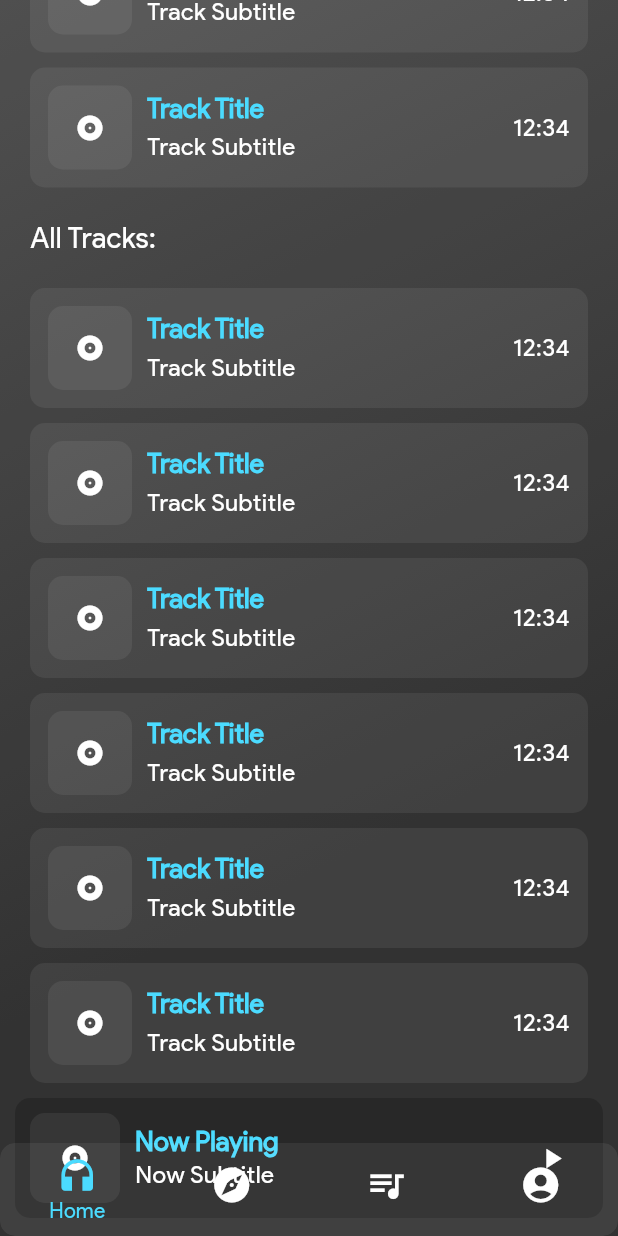
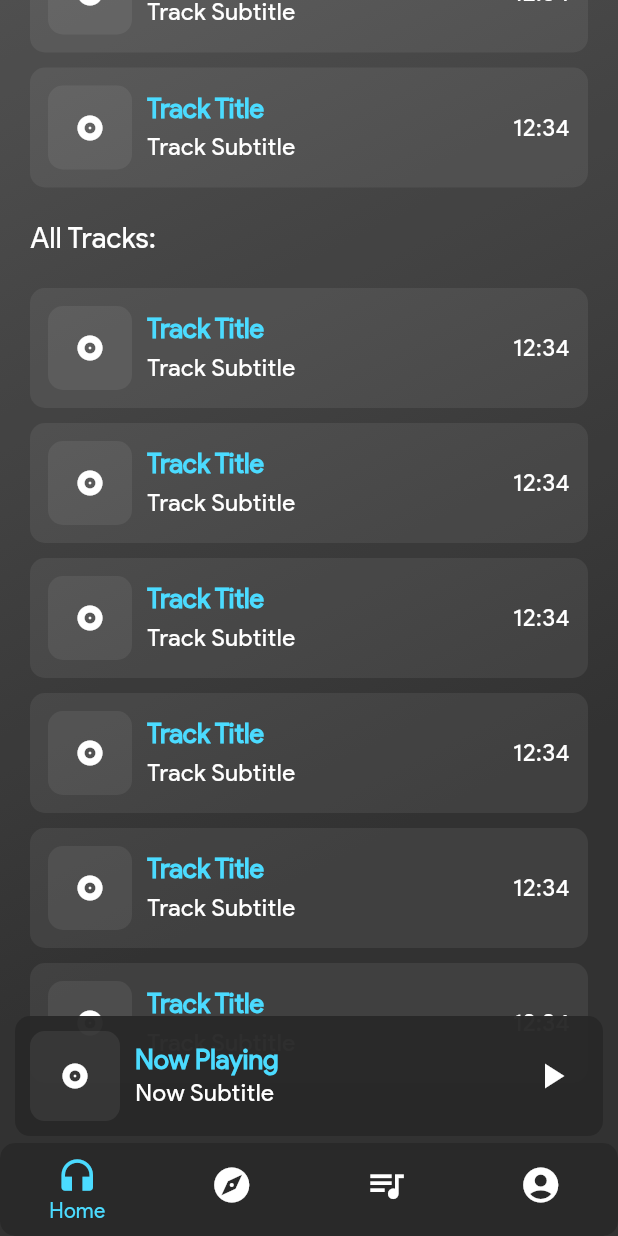
Before and after one commit to Harshit-Sonawala/apollo_player, a Flutter app: the screen it shows after launch, scrolled down 400 dp, on a phone screen of 412 x 824 dp. Run offline on Flutter 3.47's test engine with Material 2 defaults, Android fonts, the phone set to English and light mode, and no system bars.

Commit message:
added swipeable feature + animation to the NowPlayingBar

```diff
--- a/lib/screens/bottom_nav_screen.dart
+++ b/lib/screens/bottom_nav_screen.dart
@@ -20,6 +20,7 @@ class _BottomNavScreenState extends State<BottomNavScreen> {
   GlobalKey<ScaffoldState> bottomNavScaffoldKey = GlobalKey<ScaffoldState>();
   var _selectedScreenIndex = 0;
   final _showAccounts = true;
+  final _showNowPlaying = true;
   final List<Map<String, Object>> _screenData = const [
     {"screen": HomeScreen()},
     {"screen": ExploreScreen()},
@@ -38,7 +39,7 @@ class _BottomNavScreenState extends State<BottomNavScreen> {
         // alignment: Alignment.topCenter,
         children: [
           _screenData[_selectedScreenIndex]['screen'] as Widget,
-          const NowPlayingBar(),
+          if (_showNowPlaying) const NowPlayingBar(),
         ],
       ),
       bottomNavigationBar: ClipRRect(
@@ -61,7 +62,7 @@ class _BottomNavScreenState extends State<BottomNavScreen> {
             currentIndex: _selectedScreenIndex,
             type: BottomNavigationBarType.fixed,
             elevation: 0,
-            backgroundColor: Colors.transparent,
+            backgroundColor: const Color.fromARGB(248, 40, 40, 40),
             showUnselectedLabels: false,
             selectedFontSize: 14,
             unselectedFontSize: 14,
--- a/lib/widgets/now_playing_bar.dart
+++ b/lib/widgets/now_playing_bar.dart
@@ -11,27 +11,48 @@ class NowPlayingBar extends StatefulWidget {
 
 class _NowPlayingBarState extends State<NowPlayingBar> {
   Offset pos_offset = const Offset(32, 732);
-
+  double _nowPlayingHeight = 80;
   @override
   Widget build(BuildContext context) {
     // Offset pos_offset = Offset(
     //   MediaQuery.of(context).size.width - 20,
     //   MediaQuery.of(context).size.height - 135,
     // );
+    debugPrint('Device Height: ${MediaQuery.of(context).size.height}');
     return Positioned(
-      top: pos_offset.dy,
+      // top: pos_offset.dy,
+      bottom: 60 + MediaQuery.of(context).size.height * 0.008,
       child: GestureDetector(
-        onPanUpdate: (DragUpdateDetails details) => {
-          // debugPrint('${details.delta.dy}'),
-          setState(() => {pos_offset += details.delta}),
+        onVerticalDragUpdate: (DragUpdateDetails dragUpdateDetails) => {
+          if (dragUpdateDetails.delta.dy < 0) // if upward swipe
+            {
+              debugPrint('dragUpdateDetails.delta.dy: ${dragUpdateDetails.delta.dy}'),
+              setState(() => {
+                    pos_offset += dragUpdateDetails.delta,
+                    _nowPlayingHeight += dragUpdateDetails.delta.dy * -1,
+                  }),
+            },
+        },
+        onVerticalDragEnd: (DragEndDetails dragEndDetails) async => {
+          debugPrint('dragEndDetails: $dragEndDetails'),
+          // for (var i = dragEndDetails.delta.dy; i > 80; i--) {
+
+          // }
+          for (var i = _nowPlayingHeight; i > 80.0; i = i - 1)
+            {
+              await Future.delayed(const Duration(microseconds: 800)),
+              setState(() => {
+                    _nowPlayingHeight -= 1,
+                  }),
+            }
         },
         child: SizedBox(
-          height: 80,
+          height: _nowPlayingHeight,
           width: MediaQuery.of(context).size.width,
           child: CustomCard(
             padding: const EdgeInsets.symmetric(horizontal: 10, vertical: 6),
             margin: const EdgeInsets.symmetric(horizontal: 10, vertical: 0),
-            color: Color.fromARGB(248, 40, 40, 40),
+            color: const Color.fromARGB(248, 40, 40, 40),
             child: Row(
               mainAxisAlignment: MainAxisAlignment.spaceEvenly,
               crossAxisAlignment: CrossAxisAlignment.center,
@@ -63,7 +84,7 @@ class _NowPlayingBarState extends State<NowPlayingBar> {
                     onPressed: () => {},
                     icon: const Icon(
                       Icons.play_arrow,
-                      size: 22,
+                      size: 28,
                     )),
               ],
             ),
```
